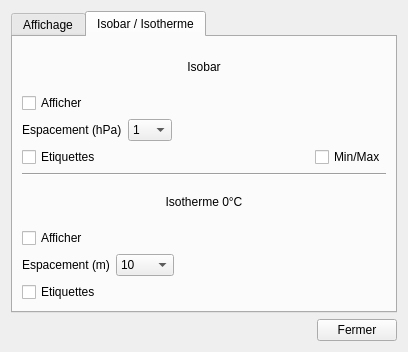
Before: the Qt Designer form src/Ui/DialogGribDrawing.ui in nohal/qtVlm, drawn with Qt 5.
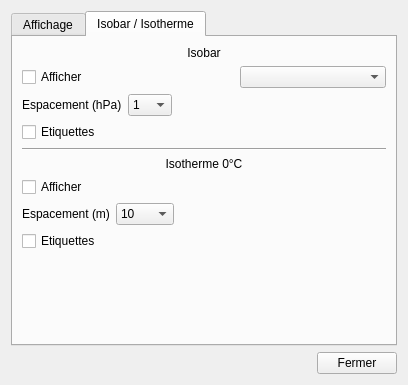
After: the same form once the commit is applied. The open tabs and pages were chosen to show the change.

Patch:
```diff
--- a/src/Ui/DialogGribDrawing.ui
+++ b/src/Ui/DialogGribDrawing.ui
@@ -7,7 +7,7 @@
     <x>0</x>
     <y>0</y>
     <width>408</width>
-    <height>352</height>
+    <height>385</height>
    </rect>
   </property>
   <property name="windowTitle">
@@ -388,6 +388,20 @@
          </item>
         </layout>
        </item>
+       <item>
+        <widget class="Line" name="line_5">
+         <property name="orientation">
+          <enum>Qt::Horizontal</enum>
+         </property>
+        </widget>
+       </item>
+       <item>
+        <widget class="QCheckBox" name="chkShowIsoBarMinMax">
+         <property name="text">
+          <string>Min/Max Pression</string>
+         </property>
+        </widget>
+       </item>
        <item>
         <spacer name="verticalSpacer">
          <property name="orientation">
@@ -440,6 +454,19 @@
            </property>
           </spacer>
          </item>
+         <item>
+          <widget class="QComboBox" name="isoBarAlt">
+           <property name="sizePolicy">
+            <sizepolicy hsizetype="MinimumExpanding" vsizetype="Fixed">
+             <horstretch>0</horstretch>
+             <verstretch>0</verstretch>
+            </sizepolicy>
+           </property>
+           <property name="sizeAdjustPolicy">
+            <enum>QComboBox::AdjustToContents</enum>
+           </property>
+          </widget>
+         </item>
         </layout>
        </item>
        <item>
@@ -532,13 +559,6 @@
            </property>
           </spacer>
          </item>
-         <item>
-          <widget class="QCheckBox" name="chkShowIsoBarMinMax">
-           <property name="text">
-            <string>Min/Max</string>
-           </property>
-          </widget>
-         </item>
         </layout>
        </item>
        <item>
@@ -669,6 +689,19 @@
          </item>
         </layout>
        </item>
+       <item>
+        <spacer name="verticalSpacer_2">
+         <property name="orientation">
+          <enum>Qt::Vertical</enum>
+         </property>
+         <property name="sizeHint" stdset="0">
+          <size>
+           <width>20</width>
+           <height>84</height>
+          </size>
+         </property>
+        </spacer>
+       </item>
       </layout>
      </widget>
     </widget>
```
Left out of the diff: 85 changed lines with no effect on the pictures.
